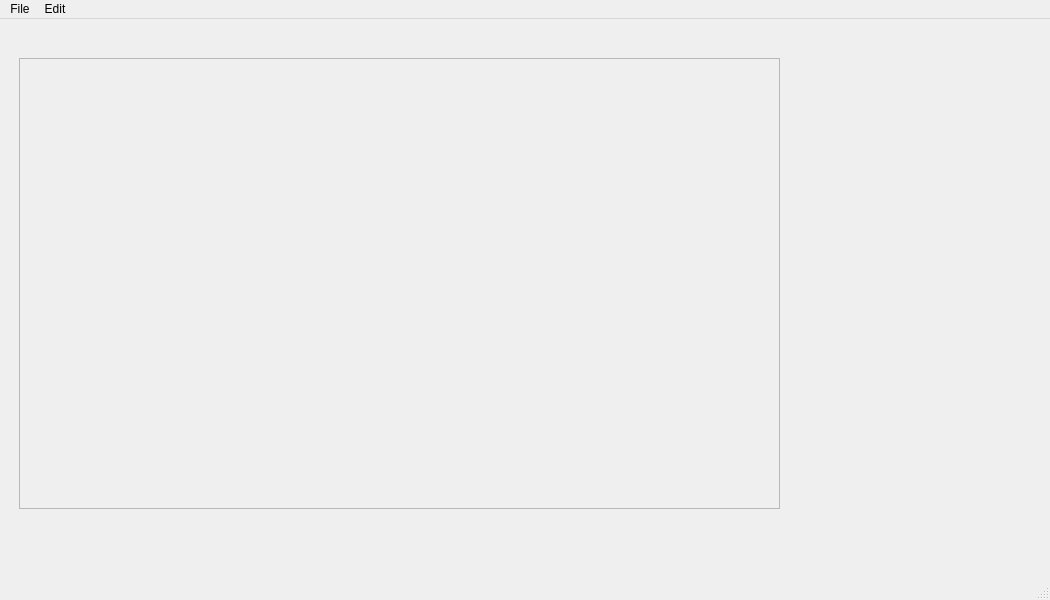
The window that MainWindow.ui (VerzCar/CutCa) describes before a commit, drawn with Qt 5.
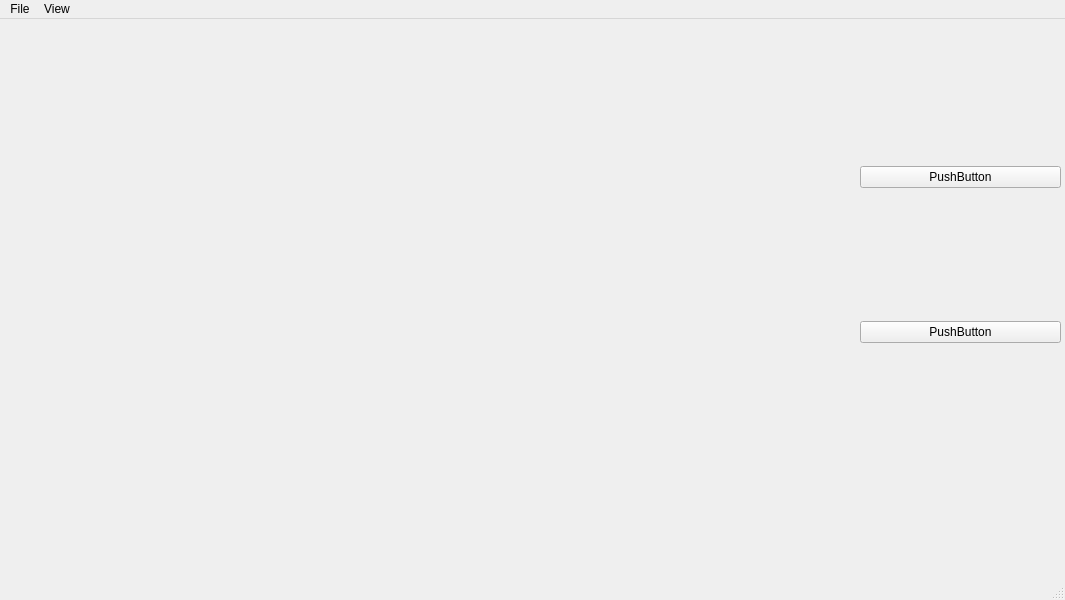
The same window after the commit. Icons and pictures are not drawn.

Commit message: Feature: added image viewer class.

Diff of the .ui file:
```diff
--- a/MainWindow.ui
+++ b/MainWindow.ui
@@ -6,7 +6,7 @@
    <rect>
     <x>0</x>
     <y>0</y>
-    <width>1050</width>
+    <width>1065</width>
     <height>600</height>
    </rect>
   </property>
@@ -14,41 +14,42 @@
    <string>MainWindow</string>
   </property>
   <widget class="QWidget" name="mainWidget">
-   <widget class="QScrollArea" name="ImageViewerScrollArea">
+   <widget class="QWidget" name="horizontalLayoutWidget">
     <property name="geometry">
      <rect>
-      <x>19</x>
-      <y>39</y>
-      <width>761</width>
-      <height>451</height>
+      <x>20</x>
+      <y>20</y>
+      <width>831</width>
+      <height>431</height>
      </rect>
     </property>
-    <property name="widgetResizable">
-     <bool>true</bool>
+    <layout class="QHBoxLayout" name="imageViewerLayout"/>
+   </widget>
+   <widget class="QWidget" name="verticalLayoutWidget">
+    <property name="geometry">
+     <rect>
+      <x>860</x>
+      <y>20</y>
+      <width>201</width>
+      <height>431</height>
+     </rect>
     </property>
-    <widget class="QWidget" name="ImageViewerContent">
-     <property name="geometry">
-      <rect>
-       <x>0</x>
-       <y>0</y>
-       <width>759</width>
-       <height>449</height>
-      </rect>
-     </property>
-     <widget class="QLabel" name="imageLabel">
-      <property name="geometry">
-       <rect>
-        <x>16</x>
-        <y>22</y>
-        <width>731</width>
-        <height>411</height>
-       </rect>
-      </property>
-      <property name="text">
-       <string/>
-      </property>
-     </widget>
-    </widget>
+    <layout class="QVBoxLayout" name="toolsLayout">
+     <item>
+      <widget class="QPushButton" name="pushButton_2">
+       <property name="text">
+        <string>PushButton</string>
+       </property>
+      </widget>
+     </item>
+     <item>
+      <widget class="QPushButton" name="pushButton">
+       <property name="text">
+        <string>PushButton</string>
+       </property>
+      </widget>
+     </item>
+    </layout>
    </widget>
   </widget>
   <widget class="QMenuBar" name="menubar">
@@ -56,7 +57,7 @@
     <rect>
      <x>0</x>
      <y>0</y>
-     <width>1050</width>
+     <width>1065</width>
      <height>20</height>
     </rect>
    </property>
@@ -70,7 +71,7 @@
    </widget>
    <widget class="QMenu" name="menuEdit">
     <property name="title">
-     <string>Edit</string>
+     <string>View</string>
     </property>
     <addaction name="actionZoomIn"/>
     <addaction name="actionZoomOut"/>
```
Left out of the diff: 29 changed lines with no effect on the pictures. The commit also changes 7 other files.
